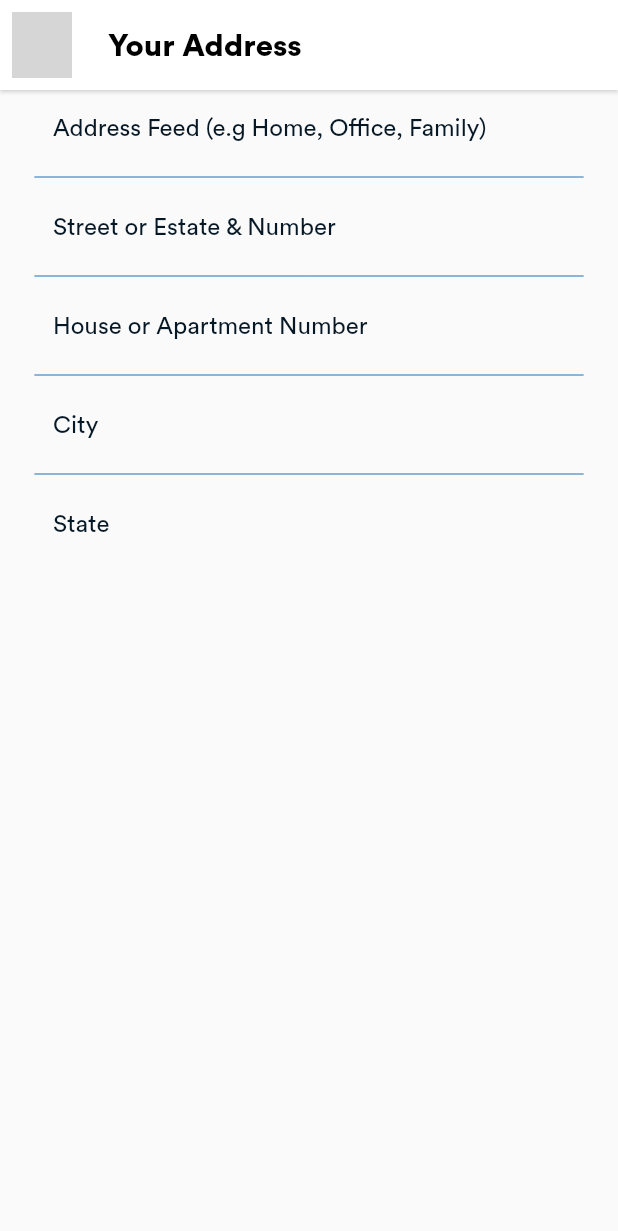
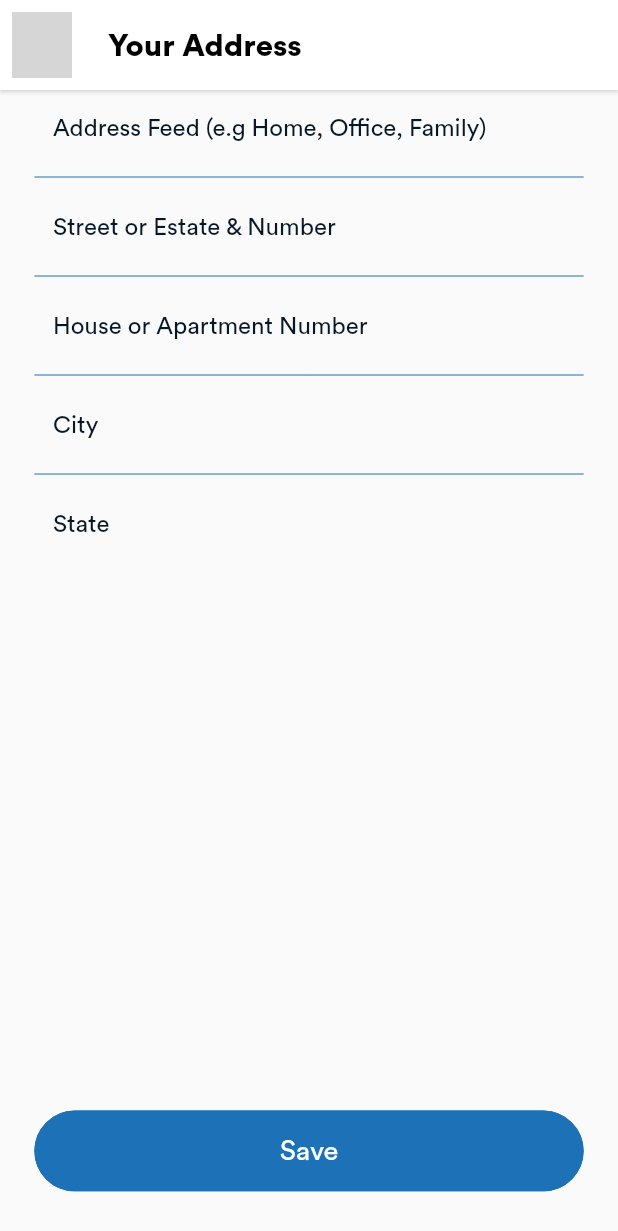
Before and after one commit to Ajaodolapo1301/vh_jobs, a Flutter app: the AddAddress screen opened by its route, on a phone screen of 412 x 824 dp. Shown: the top 1231 px of the screen. Run offline on Flutter 3.47's test engine with Material 2 defaults, Android fonts, the phone set to English and light mode, and no system bars; our stand-ins replace cached_network_image, device_info_plus, device_preview, dio, flutter_local_notifications, flutter_screenutil and 5 more; accounts and stored records are empty; grey boxes are pictures that could not be loaded.

Commit message:
add address

```diff
--- a/lib/modules/profie/widget/manageAddress/add_address.dart
+++ b/lib/modules/profie/widget/manageAddress/add_address.dart
@@ -3,6 +3,7 @@ import 'package:flutter_screenutil/flutter_screenutil.dart';
 
 import '../../../../shared/utils/colors.dart';
 import '../../../../shared/widgets/appbars/vhjob_appbar.dart';
+import '../../../../shared/widgets/button.dart';
 import '../../../../shared/widgets/forms/custom_text_field.dart';
 
 class AddAddress extends StatefulWidget {
@@ -35,6 +36,8 @@ class _AddAddressState extends State<AddAddress> {
       body: Container(
         padding: EdgeInsets.symmetric(horizontal: 20.w),
         child: Column(
+          children: [
+            Column(
               children: [
                 CustomTextField(
                   useMargin: false,
@@ -118,6 +121,13 @@ class _AddAddressState extends State<AddAddress> {
                 ),
               ],
             ),
+            Spacer(),
+            VhJobsButton(verticalPadding: 10.h, text: "Save", onPressed: () {}),
+            SizedBox(
+              height: 25.h,
+            ),
+          ],
+        ),
       ),
     );
   }
```
Lines whose indentation alone changed are shown as unchanged.
